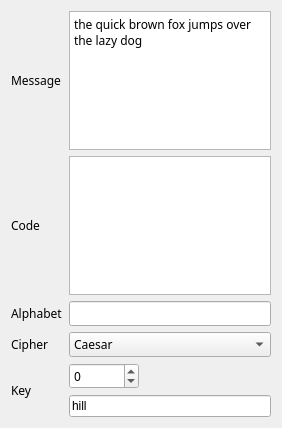
First picture: the form in sem5/pkc/ui/cipher_widget.ui, repository harababurel/homework, before the edit.
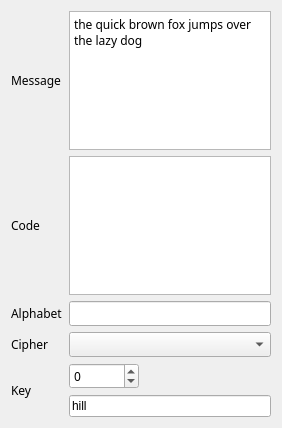
Second picture: the form after the edit.

The edit to the form file:
```diff
--- a/sem5/pkc/ui/cipher_widget.ui
+++ b/sem5/pkc/ui/cipher_widget.ui
@@ -144,16 +144,6 @@
          <family>Ubuntu Mono</family>
         </font>
        </property>
-       <item>
-        <property name="text">
-         <string>Caesar</string>
-        </property>
-       </item>
-       <item>
-        <property name="text">
-         <string>Hill</string>
-        </property>
-       </item>
       </widget>
      </item>
      <item row="3" column="1">
```
Left out of the diff: 3 changed lines with no effect on the pictures.
